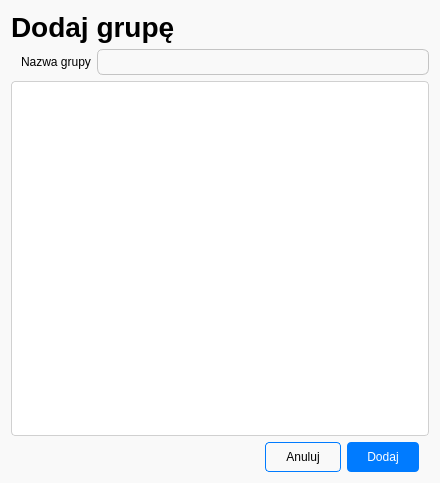
Qt form creategroup.ui (Karoleqk/Baza-Kontaktow) before a commit.
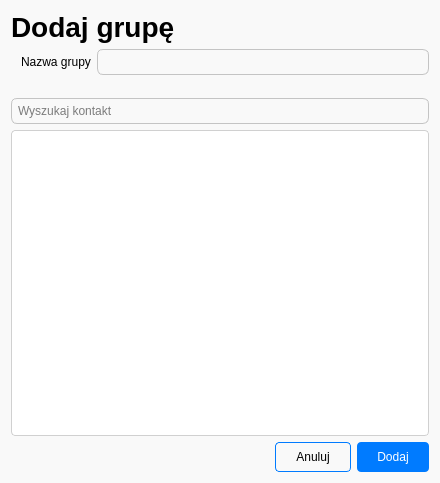
The same form after that commit.

Commit message: add search functionality to group create/edit forms

Patch:
```diff
--- a/creategroup.ui
+++ b/creategroup.ui
@@ -127,7 +127,7 @@
 	border-color: #0056b3;
 }</string>
   </property>
-  <layout class="QVBoxLayout" name="verticalLayout">
+  <layout class="QVBoxLayout" name="verticalLayout_2">
    <item>
     <widget class="QLabel" name="label">
      <property name="text">
@@ -156,19 +156,40 @@
     </layout>
    </item>
    <item>
+    <layout class="QVBoxLayout" name="verticalLayout">
+     <property name="topMargin">
+      <number>8</number>
+     </property>
+     <item>
+      <widget class="Line" name="line">
+       <property name="orientation">
+        <enum>Qt::Orientation::Horizontal</enum>
+       </property>
+      </widget>
+     </item>
+     <item>
+      <widget class="QLineEdit" name="inputSearch">
+       <property name="placeholderText">
+        <string>Wyszukaj kontakt</string>
+       </property>
+      </widget>
+     </item>
+     <item>
     <widget class="QListWidget" name="groupList">
      <property name="selectionMode">
       <enum>QAbstractItemView::SelectionMode::NoSelection</enum>
      </property>
     </widget>
    </item>
+    </layout>
+   </item>
    <item>
     <layout class="QHBoxLayout" name="horizontalLayout_2">
      <property name="leftMargin">
-      <number>10</number>
+      <number>0</number>
      </property>
      <property name="rightMargin">
-      <number>10</number>
+      <number>0</number>
      </property>
      <item>
       <spacer name="horizontalSpacer">
```
Lines whose indentation alone changed are shown as unchanged. The commit also changes 12 other files.
